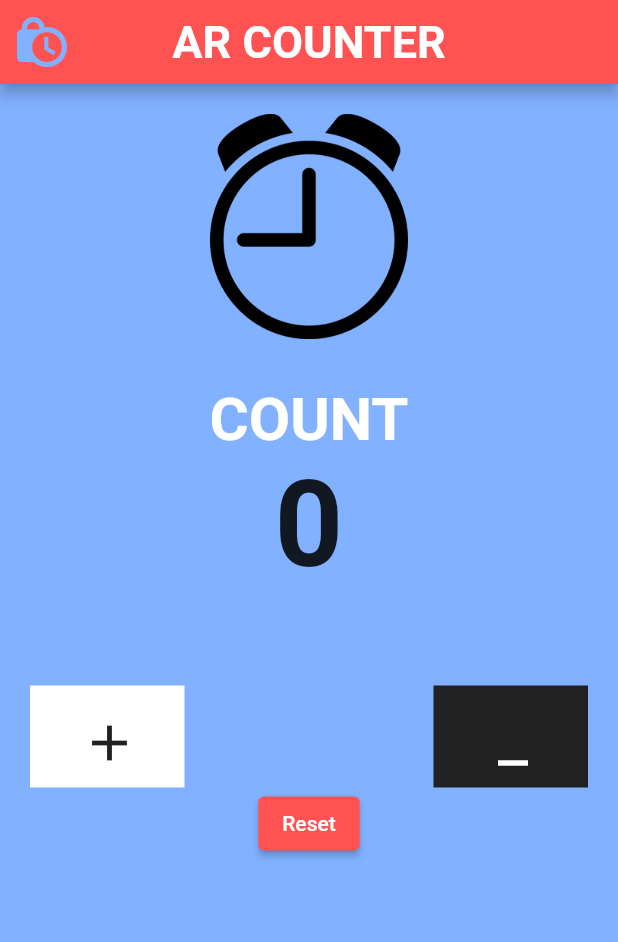
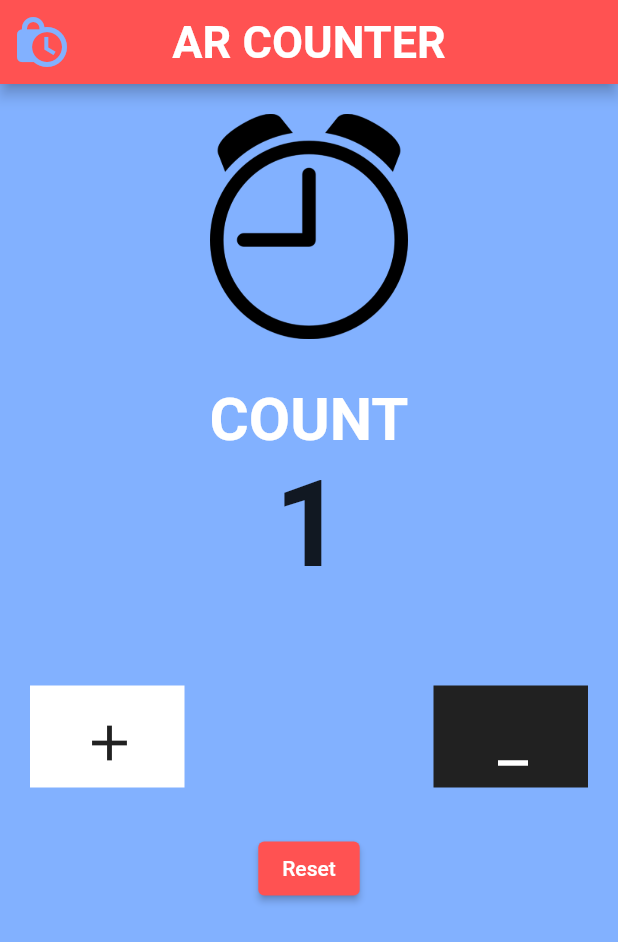
Before and after one commit to AdharshReghu/CounterAPP, a Flutter app: the screen it shows after launch, after a tap on the "add" icon, on a phone screen of 412 x 824 dp. Shown: the top 942 px of the screen. Run offline on Flutter 3.47's test engine with Material 2 defaults, Android fonts, the phone set to English and light mode, and no system bars.

Commit message:
Added Functions to all the buttons

```diff
--- a/lib/main.dart
+++ b/lib/main.dart
@@ -34,7 +34,7 @@ class _counterState extends State<counter> {
               Image.asset('Assets/clock.png',height: 150,width: 150,),
               SizedBox(height: 30.0,),
               Text("COUNT",style: TextStyle(fontSize: 40.0,fontWeight: FontWeight.bold,color: Colors.white),),
-              Text("0",style: TextStyle(fontSize: 80.0,fontWeight: FontWeight.bold),),
+              Text("$value",style: TextStyle(fontSize: 80.0,fontWeight: FontWeight.bold),),
               SizedBox(height: 60.0,),
               Column(
                 children: [
@@ -44,7 +44,12 @@ class _counterState extends State<counter> {
                         color: Colors.white ,
                         padding: EdgeInsets.fromLTRB(25.0, 10.0, 30.0, 10.0),
                         child: IconButton(
-                            onPressed: (){},
+                            onPressed: ()
+                            {
+                              setState(() {
+                                value += 1;
+                              });
+                            },
                             icon: Icon(Icons.add,color: Colors.grey[900],size: 40.0,)),
                       ),
                       Spacer(),
@@ -52,15 +57,26 @@ class _counterState extends State<counter> {
                         color: Colors.grey[900] ,
                         padding: EdgeInsets.fromLTRB(25.0, 10.0, 30.0, 10.0),
                         child: IconButton(
-                            onPressed: (){},
+                            onPressed: (){
+                              setState(() {
+                                value -= 1;
+                              });
+                            },
                             icon: Icon(Icons.minimize,color: Colors.white,size: 40.0,)),
                       )
                     ],
                   ),
+                  SizedBox(height: 30.0,),
                   Row(
                     mainAxisAlignment: MainAxisAlignment.center,
                     children: [
-                      ElevatedButton(onPressed:(){},
+                      ElevatedButton(
+                        onPressed:()
+                        {
+                          setState(() {
+                            value = 0;
+                          });;
+                        },
                           child: Text('Reset'),
                       style: ElevatedButton.styleFrom(backgroundColor: Colors.redAccent),)
                     ],
```
